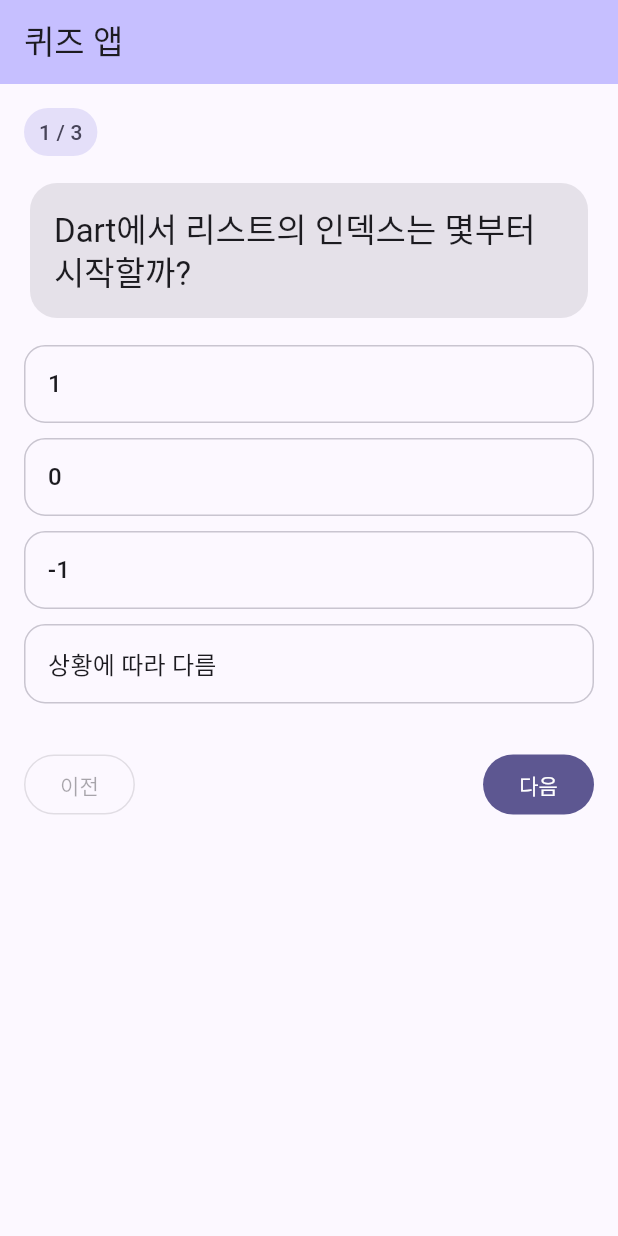
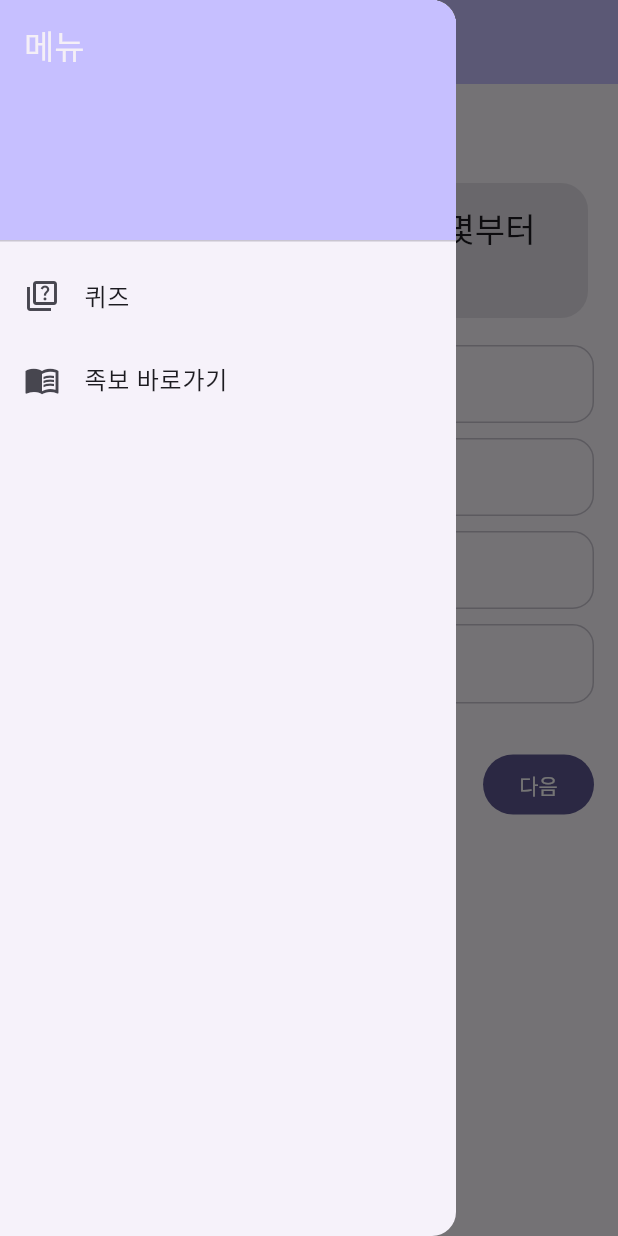
Before and after one commit to SeungYeon04/D_StudyQuiz, a Flutter app: the screen it shows after launch, with the side drawer open (before the commit the screen has no drawer), on a phone screen of 412 x 824 dp. Run offline on Flutter 3.47's test engine with Material 3 defaults, Android fonts, the light colour scheme and no system bars.

Commit message:
feat : 햄버거 모달 생성

```diff
--- a/quiz_lock_app/lib/quiz/screens/quiz_screen.dart
+++ b/quiz_lock_app/lib/quiz/screens/quiz_screen.dart
@@ -5,6 +5,7 @@ import '../models/quiz_question.dart';
 import '../widgets/quiz_option_button.dart';
 import '../widgets/quiz_fill_blank_widget.dart';
 import '../widgets/quiz_result_card.dart';
+import 'jokbo_screen.dart';
 
 class QuizScreen extends StatefulWidget {
   const QuizScreen({super.key});
@@ -193,8 +194,43 @@ class _QuizScreenState extends State<QuizScreen> {
 
         return Scaffold(
           appBar: AppBar(
-            title: const Text('퀴즈 앱'),
+            title: const SizedBox.shrink(),
+            centerTitle: false,
             backgroundColor: Theme.of(context).colorScheme.inversePrimary,
+          ),
+          drawer: Drawer(
+            child: ListView(
+              padding: EdgeInsets.zero,
+              children: [
+                DrawerHeader(
+                  decoration: BoxDecoration(
+                    color: Theme.of(context).colorScheme.inversePrimary,
+                  ),
+                  child: Text(
+                    '메뉴',
+                    style: Theme.of(context).textTheme.titleLarge?.copyWith(
+                      color: Theme.of(context).colorScheme.onInverseSurface,
+                    ),
+                  ),
+                ),
+                ListTile(
+                  leading: const Icon(Icons.quiz_outlined),
+                  title: const Text('퀴즈'),
+                  onTap: () => Navigator.pop(context),
+                ),
+                ListTile(
+                  leading: const Icon(Icons.menu_book_outlined),
+                  title: const Text('족보 바로가기'),
+                  onTap: () {
+                    Navigator.pop(context);
+                    Navigator.push(
+                      context,
+                      MaterialPageRoute(builder: (_) => const JokboScreen()),
+                    );
+                  },
+                ),
+              ],
+            ),
           ),
           body: body,
         );
```
Also changed, not shown: quiz_lock_app/lib/quiz/screens/jokbo_screen.dart (added, +45 -0 lines).
